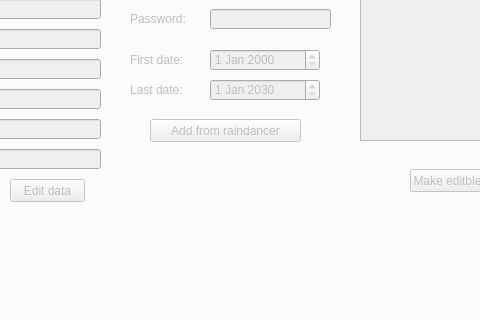
Before: the Qt Designer form GeoDataFarm_dockwidget_base.ui in axelande/geodatafarm3, drawn with Qt 5; both pictures show x 384 to 864 and y 193 to 513 of the 1002 by 656 pixel window.
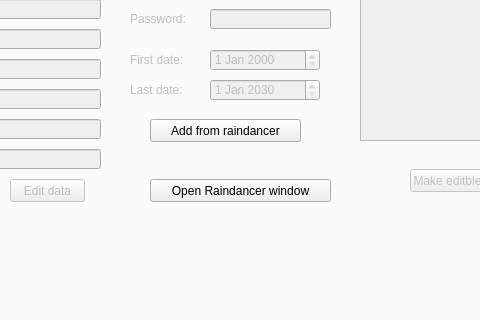
After: the same form once the commit is applied. The open tabs and pages were chosen to show the change. Custom widgets are drawn as their Qt base class.

Patch:
```diff
--- a/GeoDataFarm_dockwidget_base.ui
+++ b/GeoDataFarm_dockwidget_base.ui
@@ -2198,7 +2198,7 @@
        </widget>
        <widget class="QPushButton" name="PBAddRaindancer">
         <property name="enabled">
-         <bool>false</bool>
+         <bool>true</bool>
         </property>
         <property name="geometry">
          <rect>
@@ -2676,6 +2676,22 @@
          <string>Support for Irrigation data will come in the future</string>
         </property>
        </widget>
+       <widget class="QPushButton" name="PBOpenRD">
+        <property name="enabled">
+         <bool>true</bool>
+        </property>
+        <property name="geometry">
+         <rect>
+          <x>510</x>
+          <y>300</y>
+          <width>181</width>
+          <height>23</height>
+         </rect>
+        </property>
+        <property name="text">
+         <string>Open Raindancer window</string>
+        </property>
+       </widget>
       </widget>
       <widget class="QWidget" name="tab_14">
        <attribute name="title">
```
